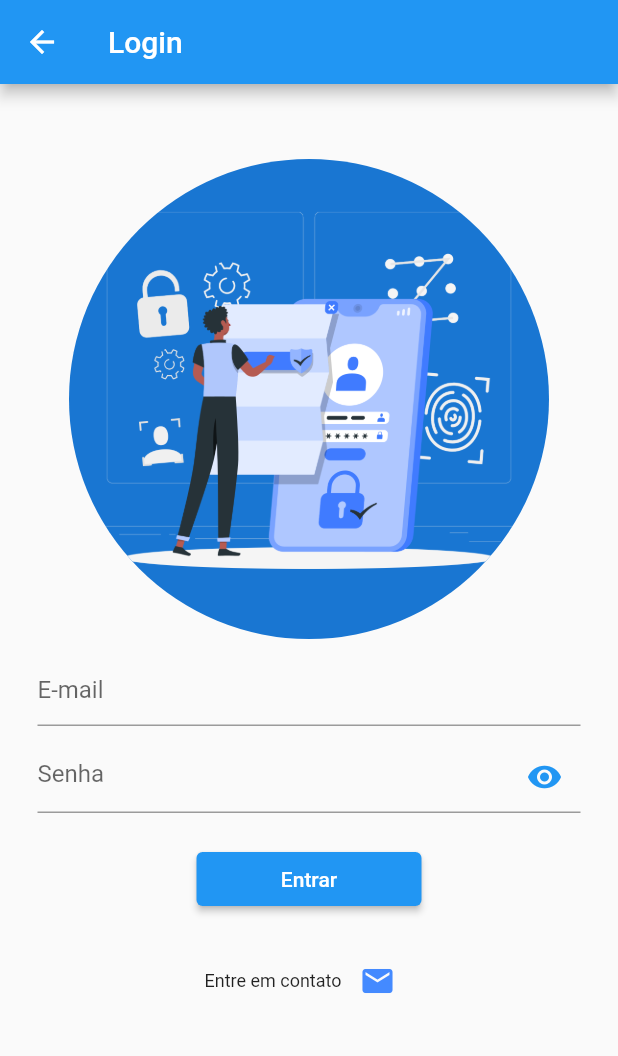
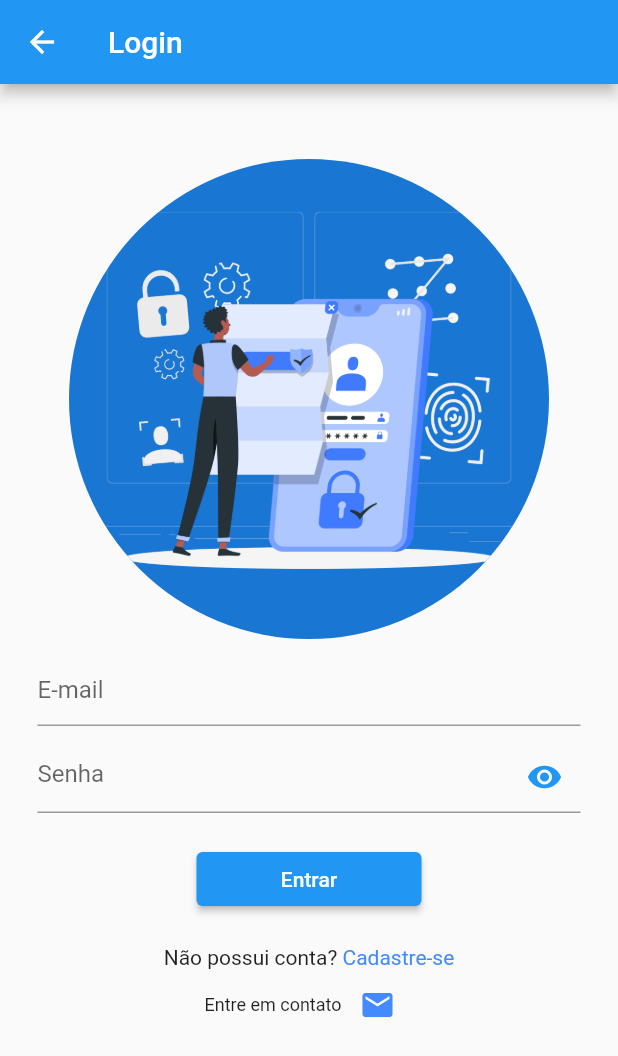
Before and after one commit to AndreyCordeiro/lista_compras, a Flutter app: the TelaLogin screen opened directly, on a phone screen of 412 x 824 dp. Shown: the top 1056 px of the screen. Run offline on Flutter 3.47's test engine with Material 2 defaults, Android fonts, the phone set to English and light mode, and no system bars; our stand-ins replace sqflite; accounts and stored records are empty.

Commit message:
Implementado adaptação nas telas

```diff
--- a/lib/componentes/ajuda-usuario.dart
+++ b/lib/componentes/ajuda-usuario.dart
@@ -6,8 +6,7 @@ class AjudaUsuario extends StatelessWidget {
 
   @override
   Widget build(BuildContext context) {
-    return Container(
-      child: Center(
+    return Center(
       child: SizedBox(
         child: Row(
           mainAxisAlignment: MainAxisAlignment.center,
@@ -28,7 +27,6 @@ class AjudaUsuario extends StatelessWidget {
           ],
         ),
       ),
-      ),
     );
   }
 }
--- a/lib/componentes/input-email-senha.dart
+++ b/lib/componentes/input-email-senha.dart
@@ -1,5 +1,7 @@
 import 'package:flutter/material.dart';
 import 'package:lista_compras/componentes/ajuda-usuario.dart';
+
+import '../login/cadastro.dart';
 
 class InputEmailSenha extends StatefulWidget {
   const InputEmailSenha({Key? key}) : super(key: key);
@@ -81,6 +83,28 @@ class _CampoSenhaState extends State<InputEmailSenha> {
               ),
             ),
           ),
+          Row(
+            mainAxisAlignment: MainAxisAlignment.center,
+            children: [
+              const Text('Não possui conta? '),
+              InkWell(
+                child: const Text(
+                  'Cadastre-se',
+                  style: TextStyle(
+                    color: Colors.blueAccent,
+                  ),
+                ),
+                onTap: () {
+                  Navigator.push(
+                    context,
+                    MaterialPageRoute(
+                      builder: (context) => const TelaCadastro(),
+                    ),
+                  );
+                },
+              ),
+            ],
+          ),
           const AjudaUsuario(),
         ],
       ),
--- a/lib/componentes/input-nome-email-senha.dart
+++ b/lib/componentes/input-nome-email-senha.dart
@@ -1,6 +1,4 @@
 import 'package:flutter/material.dart';
-
-import 'ajuda-usuario.dart';
 
 class InputNomeEmailSenha extends StatefulWidget {
   const InputNomeEmailSenha({Key? key}) : super(key: key);
@@ -98,7 +96,6 @@ class _InputNomeEmailSenhaState extends State<InputNomeEmailSenha> {
               ),
             ),
           ),
-          const AjudaUsuario(),
         ],
       ),
     );
--- a/lib/login/tela-inicial.dart
+++ b/lib/login/tela-inicial.dart
@@ -3,6 +3,7 @@ import 'package:lista_compras/login/cadastro.dart';
 
 import 'login.dart';
 
+@Deprecated('Esta tela não será mais utilizada')
 class TelaInicial extends StatefulWidget {
   const TelaInicial({Key? key}) : super(key: key);
 
--- a/lib/main.dart
+++ b/lib/main.dart
@@ -2,10 +2,7 @@ import 'package:flutter/material.dart';
 import 'package:flutter/services.dart';
 import 'package:lista_compras/login/login.dart';
 
-import 'cadastro/cadastro-item.dart';
 import 'efeitos/page-transition.dart';
-import 'home/lista-compras.dart';
-import 'login/tela-inicial.dart';
 
 void main() {
   WidgetsFlutterBinding.ensureInitialized();
@@ -34,7 +31,7 @@ class MyApp extends StatelessWidget {
         ),
         primarySwatch: Colors.blue,
       ),
-      home: const ListaCompras(),
+      home: const TelaLogin(),
     );
   }
 }
```
Also changed, not shown: pubspec.lock. Lines whose indentation alone changed are shown as unchanged.
